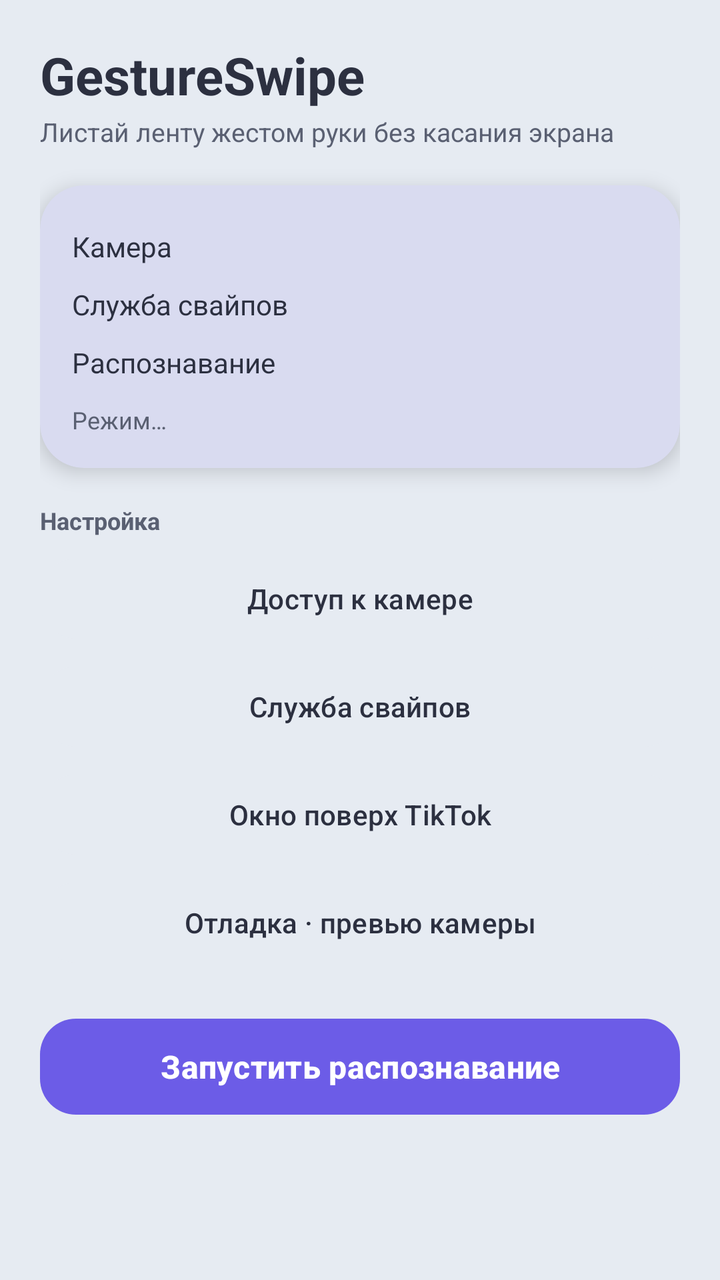
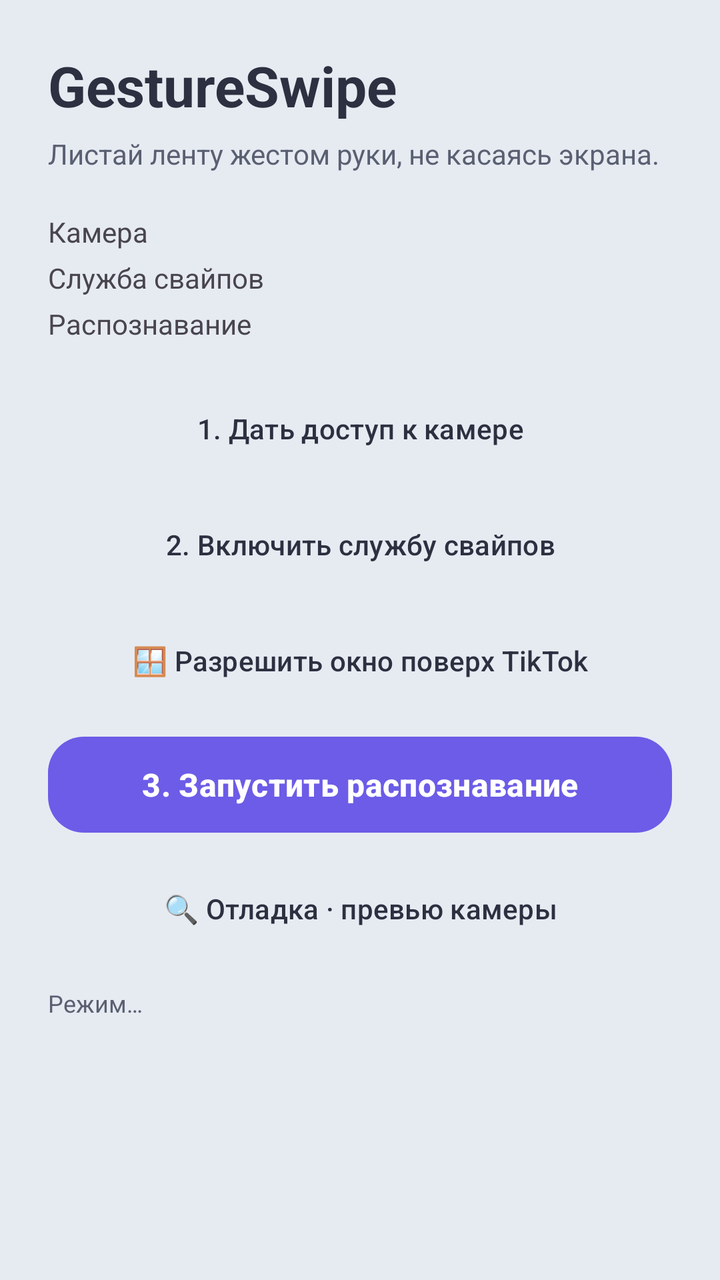

Screens rendered from an Android XML layout before and after an edit, with the pre-edit source and the edit as a unified diff.
<!-- AndroidManifest.xml: application theme Theme.GestureSwipe -->
<!-- res/layout/activity_main.xml -->
<?xml version="1.0" encoding="utf-8"?>
<ScrollView xmlns:android="http://schemas.android.com/apk/res/android"
    xmlns:app="http://schemas.android.com/apk/res-auto"
    android:layout_width="match_parent"
    android:layout_height="match_parent"
    android:fillViewport="true"
    android:background="?android:attr/colorBackground">

    <LinearLayout
        android:layout_width="match_parent"
        android:layout_height="wrap_content"
        android:orientation="vertical"
        android:padding="20dp">

        
        <TextView
            android:layout_width="wrap_content"
            android:layout_height="wrap_content"
            android:text="GestureSwipe"
            android:textColor="?attr/colorOnSurface"
            android:textSize="26sp"
            android:textStyle="bold" />

        <TextView
            android:layout_width="match_parent"
            android:layout_height="wrap_content"
            android:layout_marginTop="2dp"
            android:layout_marginBottom="18dp"
            android:text="Листай ленту жестом руки без касания экрана"
            android:textColor="?attr/colorOnSurfaceVariant"
            android:textSize="13sp" />

        
        <com.google.android.material.card.MaterialCardView
            style="@style/NeuCard"
            android:layout_width="match_parent"
            android:layout_height="wrap_content"
            android:layout_marginBottom="18dp">

            <LinearLayout
                android:layout_width="match_parent"
                android:layout_height="wrap_content"
                android:orientation="vertical">

                <TextView
                    android:id="@+id/statusCamera"
                    android:layout_width="match_parent"
                    android:layout_height="wrap_content"
                    android:paddingVertical="5dp"
                    android:textColor="?attr/colorOnSurface"
                    android:textSize="14sp"
                    android:text="Камера" />

                <TextView
                    android:id="@+id/statusA11y"
                    android:layout_width="match_parent"
                    android:layout_height="wrap_content"
                    android:paddingVertical="5dp"
                    android:textColor="?attr/colorOnSurface"
                    android:textSize="14sp"
                    android:text="Служба свайпов" />

                <TextView
                    android:id="@+id/statusService"
                    android:layout_width="match_parent"
                    android:layout_height="wrap_content"
                    android:paddingVertical="5dp"
                    android:textColor="?attr/colorOnSurface"
                    android:textSize="14sp"
                    android:text="Распознавание" />

                <TextView
                    android:id="@+id/modeInfo"
                    android:layout_width="match_parent"
                    android:layout_height="wrap_content"
                    android:layout_marginTop="6dp"
                    android:textColor="?attr/colorOnSurfaceVariant"
                    android:textSize="12sp"
                    android:text="Режим…" />
            </LinearLayout>
        </com.google.android.material.card.MaterialCardView>

        
        <TextView
            android:layout_width="wrap_content"
            android:layout_height="wrap_content"
            android:layout_marginBottom="8dp"
            android:text="Настройка"
            android:textColor="?attr/colorOnSurfaceVariant"
            android:textSize="12sp"
            android:textStyle="bold" />

        <com.google.android.material.button.MaterialButton
            android:id="@+id/btnGrantCamera"
            style="@style/NeuButton"
            android:layout_width="match_parent"
            android:layout_height="wrap_content"
            android:layout_marginBottom="8dp"
            android:text="Доступ к камере" />

        <com.google.android.material.button.MaterialButton
            android:id="@+id/btnOpenA11y"
            style="@style/NeuButton"
            android:layout_width="match_parent"
            android:layout_height="wrap_content"
            android:layout_marginBottom="8dp"
            android:text="Служба свайпов" />

        <com.google.android.material.button.MaterialButton
            android:id="@+id/btnOverlay"
            style="@style/NeuButton"
            android:layout_width="match_parent"
            android:layout_height="wrap_content"
            android:layout_marginBottom="8dp"
            android:text="Окно поверх TikTok" />

        <com.google.android.material.button.MaterialButton
            android:id="@+id/btnPreview"
            style="@style/NeuButton"
            android:layout_width="match_parent"
            android:layout_height="wrap_content"
            android:text="Отладка · превью камеры" />

        
        <com.google.android.material.button.MaterialButton
            android:id="@+id/btnToggleService"
            style="@style/NeuButton.Primary"
            android:layout_width="match_parent"
            android:layout_height="wrap_content"
            android:layout_marginTop="22dp"
            android:text="Запустить распознавание" />

    </LinearLayout>
</ScrollView>
<!-- resources referenced by this layout -->
<resources>
  <style name="NeuButton" parent="Widget.Material3.Button">
          <item name="backgroundTint">?attr/colorSurface</item>
          <item name="android:textColor">?attr/colorOnSurface</item>
          <item name="android:textAllCaps">false</item>
          <item name="android:textSize">14sp</item>
          <item name="android:minHeight">46dp</item>
          <item name="cornerRadius">18dp</item>
          <item name="android:elevation">5dp</item>
          <item name="android:insetTop">3dp</item>
          <item name="android:insetBottom">3dp</item>
          <item name="rippleColor">#332C3040</item>
      </style>
  <style name="NeuButton.Primary" parent="NeuButton">
          <item name="backgroundTint">?attr/colorPrimary</item>
          <item name="android:textColor">?attr/colorOnPrimary</item>
          <item name="android:textStyle">bold</item>
          <item name="android:minHeight">54dp</item>
          <item name="android:textSize">16sp</item>
      </style>
  <style name="NeuCard" parent="Widget.Material3.CardView.Elevated">
          <item name="cardBackgroundColor">?attr/colorSurface</item>
          <item name="cardCornerRadius">22dp</item>
          <item name="cardElevation">6dp</item>
          <item name="contentPadding">16dp</item>
      </style>
  <style name="Theme.GestureSwipe" parent="Theme.Material3.DayNight.NoActionBar">
          <item name="colorPrimary">#6C5CE7</item>
          <item name="colorOnPrimary">#FFFFFF</item>
          <item name="colorPrimaryContainer">#DCD6FF</item>
          <item name="colorOnPrimaryContainer">#221A4E</item>
  
          <item name="android:colorBackground">#E6EBF2</item>
          <item name="colorSurface">#E6EBF2</item>
          <item name="colorSurfaceVariant">#E6EBF2</item>
          <item name="colorOnSurface">#2C3040</item>
          <item name="colorOnSurfaceVariant">#5A6072</item>
  
          <item name="android:statusBarColor">#E6EBF2</item>
          <item name="android:windowLightStatusBar">true</item>
      </style>
</resources>

<!-- the commit's change to res/layout/activity_main.xml (unified diff, before → after) -->
@@ -1,6 +1,5 @@
 <?xml version="1.0" encoding="utf-8"?>
 <ScrollView xmlns:android="http://schemas.android.com/apk/res/android"
-    xmlns:app="http://schemas.android.com/apk/res-auto"
     android:layout_width="match_parent"
     android:layout_height="match_parent"
     android:fillViewport="true"
@@ -10,125 +9,95 @@
         android:layout_width="match_parent"
         android:layout_height="wrap_content"
         android:orientation="vertical"
-        android:padding="20dp">
+        android:padding="24dp">
 
-        
         <TextView
             android:layout_width="wrap_content"
             android:layout_height="wrap_content"
             android:text="GestureSwipe"
             android:textColor="?attr/colorOnSurface"
-            android:textSize="26sp"
-            android:textStyle="bold" />
+            android:textSize="28sp"
+            android:textStyle="bold"
+            android:paddingBottom="6dp" />
 
         <TextView
             android:layout_width="match_parent"
             android:layout_height="wrap_content"
-            android:layout_marginTop="2dp"
-            android:layout_marginBottom="18dp"
-            android:text="Листай ленту жестом руки без касания экрана"
+            android:text="Листай ленту жестом руки, не касаясь экрана."
             android:textColor="?attr/colorOnSurfaceVariant"
-            android:textSize="13sp" />
+            android:paddingBottom="20dp" />
 
-        
-        <com.google.android.material.card.MaterialCardView
-            style="@style/NeuCard"
-            android:layout_width="match_parent"
-            android:layout_height="wrap_content"
-            android:layout_marginBottom="18dp">
-
-            <LinearLayout
-                android:layout_width="match_parent"
-                android:layout_height="wrap_content"
-                android:orientation="vertical">
-
-                <TextView
-                    android:id="@+id/statusCamera"
-                    android:layout_width="match_parent"
-                    android:layout_height="wrap_content"
-                    android:paddingVertical="5dp"
-                    android:textColor="?attr/colorOnSurface"
-                    android:textSize="14sp"
-                    android:text="Камера" />
-
-                <TextView
-                    android:id="@+id/statusA11y"
-                    android:layout_width="match_parent"
-                    android:layout_height="wrap_content"
-                    android:paddingVertical="5dp"
-                    android:textColor="?attr/colorOnSurface"
-                    android:textSize="14sp"
-                    android:text="Служба свайпов" />
-
-                <TextView
-                    android:id="@+id/statusService"
-                    android:layout_width="match_parent"
-                    android:layout_height="wrap_content"
-                    android:paddingVertical="5dp"
-                    android:textColor="?attr/colorOnSurface"
-                    android:textSize="14sp"
-                    android:text="Распознавание" />
-
-                <TextView
-                    android:id="@+id/modeInfo"
-                    android:layout_width="match_parent"
-                    android:layout_height="wrap_content"
-                    android:layout_marginTop="6dp"
-                    android:textColor="?attr/colorOnSurfaceVariant"
-                    android:textSize="12sp"
-                    android:text="Режим…" />
-            </LinearLayout>
-        </com.google.android.material.card.MaterialCardView>
-
-        
         <TextView
+            android:id="@+id/statusCamera"
             android:layout_width="wrap_content"
             android:layout_height="wrap_content"
-            android:layout_marginBottom="8dp"
-            android:text="Настройка"
-            android:textColor="?attr/colorOnSurfaceVariant"
-            android:textSize="12sp"
-            android:textStyle="bold" />
+            android:paddingBottom="4dp"
+            android:textSize="14sp"
+            android:text="Камера" />
+
+        <TextView
+            android:id="@+id/statusA11y"
+            android:layout_width="wrap_content"
+            android:layout_height="wrap_content"
+            android:paddingBottom="4dp"
+            android:textSize="14sp"
+            android:text="Служба свайпов" />
+
+        <TextView
+            android:id="@+id/statusService"
+            android:layout_width="wrap_content"
+            android:layout_height="wrap_content"
+            android:paddingBottom="20dp"
+            android:textSize="14sp"
+            android:text="Распознавание" />
 
         <com.google.android.material.button.MaterialButton
             android:id="@+id/btnGrantCamera"
             style="@style/NeuButton"
             android:layout_width="match_parent"
             android:layout_height="wrap_content"
-            android:layout_marginBottom="8dp"
-            android:text="Доступ к камере" />
+            android:layout_marginBottom="12dp"
+            android:text="1. Дать доступ к камере" />
 
         <com.google.android.material.button.MaterialButton
             android:id="@+id/btnOpenA11y"
             style="@style/NeuButton"
             android:layout_width="match_parent"
             android:layout_height="wrap_content"
-            android:layout_marginBottom="8dp"
-            android:text="Служба свайпов" />
+            android:layout_marginBottom="12dp"
+            android:text="2. Включить службу свайпов" />
 
         <com.google.android.material.button.MaterialButton
             android:id="@+id/btnOverlay"
             style="@style/NeuButton"
             android:layout_width="match_parent"
             android:layout_height="wrap_content"
-            android:layout_marginBottom="8dp"
-            android:text="Окно поверх TikTok" />
+            android:layout_marginBottom="12dp"
+            android:text="🪟 Разрешить окно поверх TikTok" />
+
+        <com.google.android.material.button.MaterialButton
+            android:id="@+id/btnToggleService"
+            style="@style/NeuButton.Primary"
+            android:layout_width="match_parent"
+            android:layout_height="wrap_content"
+            android:layout_marginBottom="12dp"
+            android:text="3. Запустить распознавание" />
 
         <com.google.android.material.button.MaterialButton
             android:id="@+id/btnPreview"
             style="@style/NeuButton"
             android:layout_width="match_parent"
             android:layout_height="wrap_content"
-            android:text="Отладка · превью камеры" />
+            android:text="🔍 Отладка · превью камеры" />
 
-        
-        <com.google.android.material.button.MaterialButton
-            android:id="@+id/btnToggleService"
-            style="@style/NeuButton.Primary"
+        <TextView
+            android:id="@+id/modeInfo"
             android:layout_width="match_parent"
             android:layout_height="wrap_content"
-            android:layout_marginTop="22dp"
-            android:text="Запустить распознавание" />
+            android:layout_marginTop="16dp"
+            android:textColor="?attr/colorOnSurfaceVariant"
+            android:textSize="12sp"
+            android:text="Режим…" />
 
     </LinearLayout>
 </ScrollView>
<!-- resource entries referenced after the edit -->
@@ -19,12 +19,6 @@
           <item name="android:minHeight">54dp</item>
           <item name="android:textSize">16sp</item>
       </style>
-  <style name="NeuCard" parent="Widget.Material3.CardView.Elevated">
-          <item name="cardBackgroundColor">?attr/colorSurface</item>
-          <item name="cardCornerRadius">22dp</item>
-          <item name="cardElevation">6dp</item>
-          <item name="contentPadding">16dp</item>
-      </style>
   <style name="Theme.GestureSwipe" parent="Theme.Material3.DayNight.NoActionBar">
           <item name="colorPrimary">#6C5CE7</item>
           <item name="colorOnPrimary">#FFFFFF</item>
